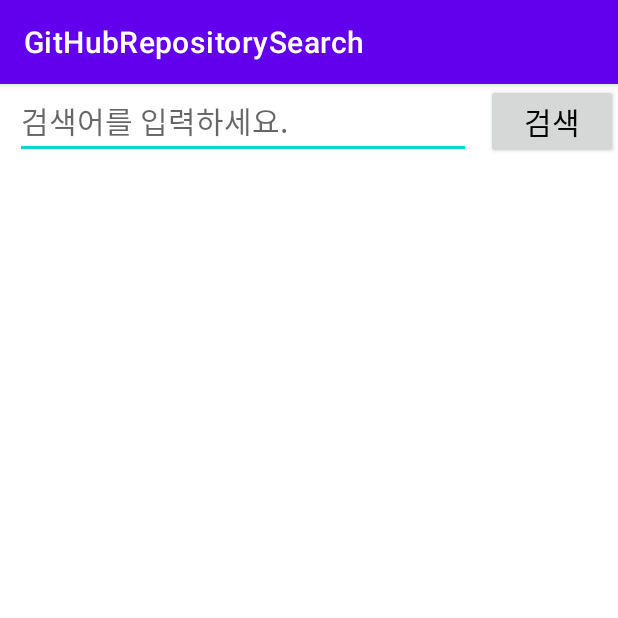
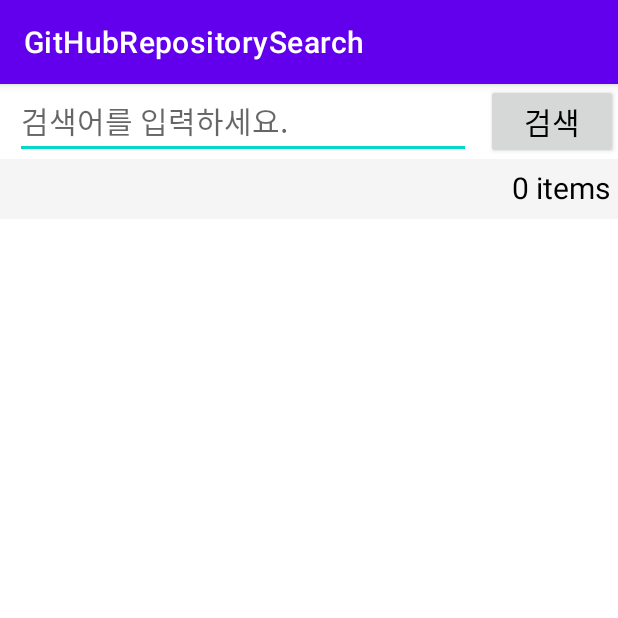
Before and after one commit to Kyeonghun-Max/GitHubRepositorySearch, an Android app: the screen it shows after launch (MainActivity), on a phone screen of 412 x 824 dp, the top half of it. Run offline under Robolectric (Android 15) with nearby library versions, the phone set to English and light mode, and no system bars; our stand-ins replace Dagger/Hilt's generated code, data binding.

Commit message:
[dev] 검색 결과 total count 표시

```diff
--- a/app/src/main/java/com/github/search/MainActivity.kt
+++ b/app/src/main/java/com/github/search/MainActivity.kt
@@ -27,5 +27,6 @@ class MainActivity : AppCompatActivity() {
     private fun initViewModel() {
         viewModel = ViewModelProvider(this)[MainViewModel::class.java]
         binding.vm = viewModel
+        viewModel.observeRepository(this)
     }
 }
--- a/app/src/main/java/com/github/search/repository/GitHubRepository.kt
+++ b/app/src/main/java/com/github/search/repository/GitHubRepository.kt
@@ -3,7 +3,6 @@ package com.github.search.repository
 import androidx.lifecycle.LiveData
 import androidx.lifecycle.MutableLiveData
 import com.github.search.network.GitHubApiService
-import com.github.search.network.model.RepositoryItem
 import com.github.search.network.model.RepositoryItemList
 import retrofit2.Callback
 import retrofit2.Response
@@ -11,21 +10,21 @@ import javax.inject.Inject
 
 class GitHubRepository @Inject constructor(private val retroInstance: GitHubApiService) {
 
-    private val _itemList: MutableLiveData<List<RepositoryItem>> = MutableLiveData()
-    val itemList: LiveData<List<RepositoryItem>>
-        get() = _itemList
+    private val _result: MutableLiveData<RepositoryItemList> = MutableLiveData()
+    val result: LiveData<RepositoryItemList>
+        get() = _result
 
     fun request(query: String) {
         val call = retroInstance.getRepositoryList(query)
         call.enqueue(object : Callback<RepositoryItemList> {
             override fun onResponse(call: retrofit2.Call<RepositoryItemList>, response: Response<RepositoryItemList>) {
                 response.body()?.let {
-                    _itemList.postValue(it.items)
+                    _result.postValue(it)
                 }
             }
 
             override fun onFailure(call: retrofit2.Call<RepositoryItemList>, t: Throwable) {
-                _itemList.postValue(null)
+                _result.postValue(null)
             }
         })
     }
--- a/app/src/main/java/com/github/search/viewmodel/MainViewModel.kt
+++ b/app/src/main/java/com/github/search/viewmodel/MainViewModel.kt
@@ -1,7 +1,9 @@
 package com.github.search.viewmodel
 
+import androidx.lifecycle.LifecycleOwner
 import androidx.lifecycle.MutableLiveData
 import androidx.lifecycle.ViewModel
+import com.github.search.network.model.RepositoryItem
 import com.github.search.repository.GitHubRepository
 import dagger.hilt.android.lifecycle.HiltViewModel
 import javax.inject.Inject
@@ -10,10 +12,23 @@ import javax.inject.Inject
 class MainViewModel @Inject constructor(private val repository: GitHubRepository) : ViewModel() {
 
     val inputKeyword = MutableLiveData("")
+    val totalCount: MutableLiveData<String> = MutableLiveData(createTotalCountTest(0))
+    val itemList: MutableLiveData<List<RepositoryItem>> = MutableLiveData()
+
+    fun observeRepository(owner: LifecycleOwner) {
+        repository.result.observe(owner) {
+            totalCount.postValue(createTotalCountTest(it.totalCount))
+            itemList.postValue(it.items)
+        }
+    }
 
     fun onSearchBtnClicked() {
         inputKeyword.value?.let {
             repository.request(it)
         }
     }
+
+    private fun createTotalCountTest(totalCount: Int): String {
+        return "$totalCount items"
+    }
 }
--- a/app/src/main/res/layout/activity_main.xml
+++ b/app/src/main/res/layout/activity_main.xml
@@ -11,16 +11,17 @@
 
     <androidx.constraintlayout.widget.ConstraintLayout
         android:layout_width="match_parent"
-        android:layout_height="match_parent">
+        android:layout_height="match_parent"
+        android:background="@color/white">
 
         <androidx.appcompat.widget.AppCompatButton
             android:id="@+id/btn_search"
             android:layout_width="wrap_content"
             android:layout_height="@dimen/search_btn_height"
+            android:onClick="@{() -> vm.onSearchBtnClicked()}"
             android:text="@string/search"
+            android:textColor="@color/black"
             android:textSize="@dimen/search_btn_font_size"
-            android:textColor="@color/black"
-            android:onClick="@{() -> vm.onSearchBtnClicked()}"
             app:layout_constraintEnd_toEndOf="parent"
             app:layout_constraintTop_toTopOf="parent" />
 
@@ -30,11 +31,23 @@
             android:layout_height="@dimen/edit_text_height"
             android:layout_marginHorizontal="10dp"
             android:hint="@string/hint_search"
+            android:text="@={vm.inputKeyword}"
             android:textColor="@color/black"
             android:textSize="@dimen/edit_text_font_size"
-            android:text="@={vm.inputKeyword}"
             app:layout_constraintEnd_toStartOf="@id/btn_search"
             app:layout_constraintStart_toStartOf="parent"
             app:layout_constraintTop_toTopOf="parent" />
+
+        <TextView
+            android:id="@+id/total_count"
+            android:layout_width="match_parent"
+            android:layout_height="@dimen/total_count_height"
+            android:gravity="end"
+            android:padding="5dp"
+            android:textColor="@color/black"
+            android:background="@color/bg_total_count"
+            android:textSize="@dimen/total_count_font_size"
+            android:text="@{vm.totalCount}"
+            app:layout_constraintTop_toBottomOf="@id/input_keyword" />
     </androidx.constraintlayout.widget.ConstraintLayout>
 </layout>
--- a/app/src/main/res/values/colors.xml
+++ b/app/src/main/res/values/colors.xml
@@ -7,4 +7,5 @@
     <color name="teal_700">#FF018786</color>
     <color name="black">#FF000000</color>
     <color name="white">#FFFFFFFF</color>
+    <color name="bg_total_count">#F5F5F5</color>
 </resources>
--- a/app/src/main/res/values/dimens.xml
+++ b/app/src/main/res/values/dimens.xml
@@ -2,6 +2,8 @@
 <resources>
     <dimen name="edit_text_height">50dp</dimen>
     <dimen name="search_btn_height">50dp</dimen>
+    <dimen name="total_count_height">40dp</dimen>
     <dimen name="edit_text_font_size">20sp</dimen>
     <dimen name="search_btn_font_size">20sp</dimen>
+    <dimen name="total_count_font_size">20sp</dimen>
 </resources>
```
